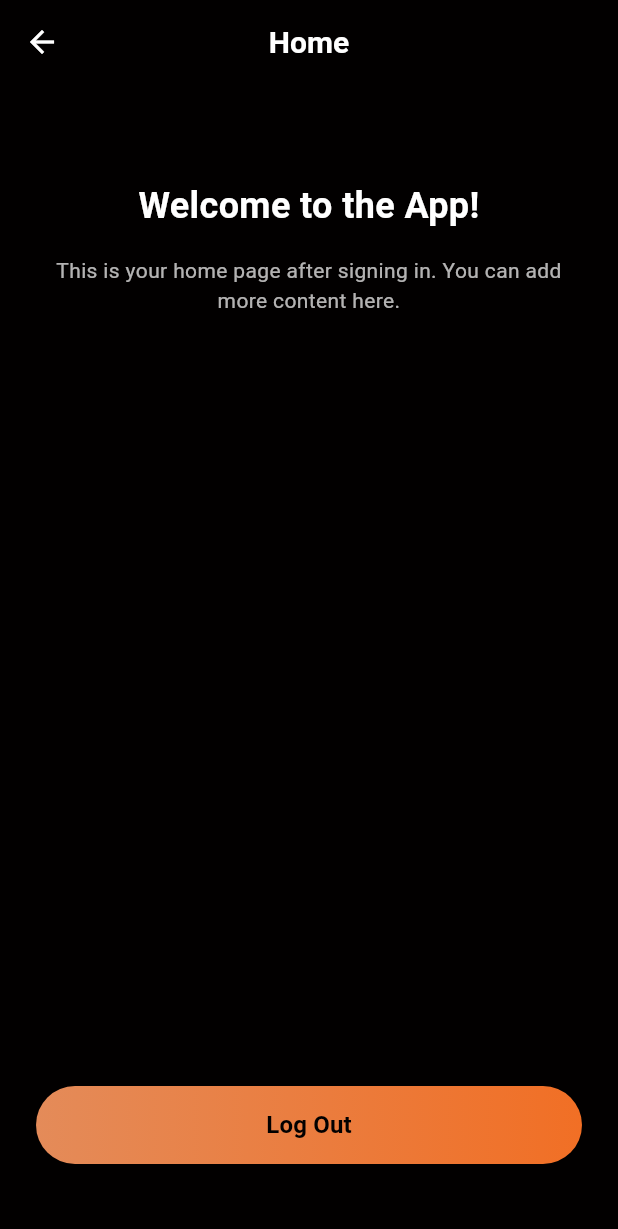
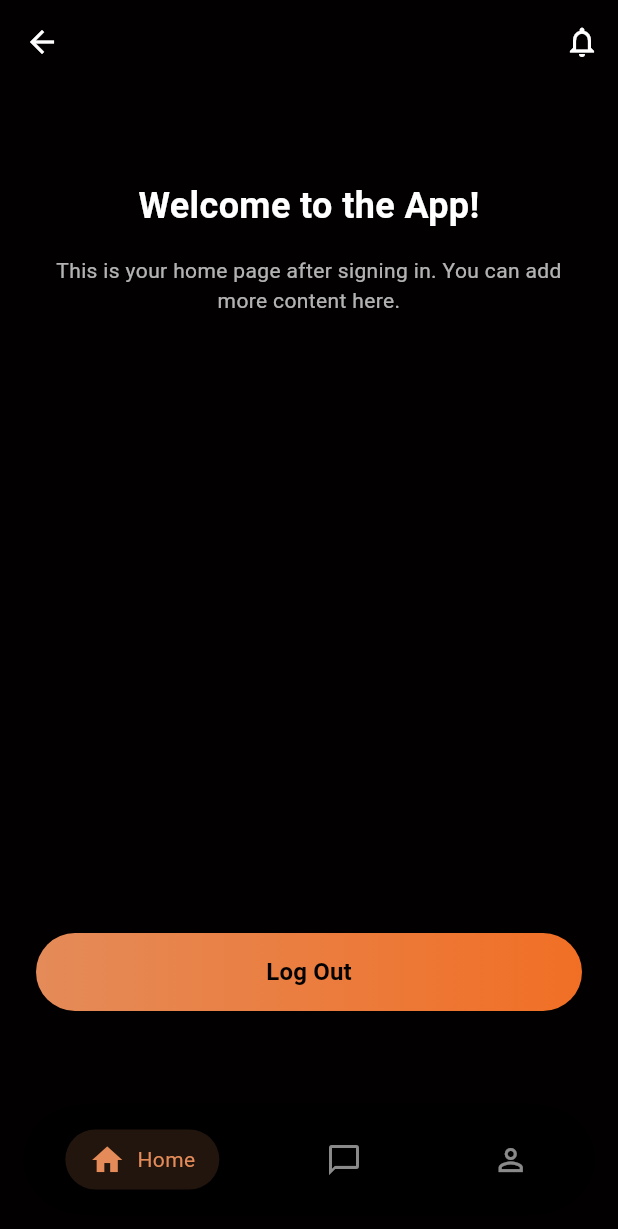
Before and after one commit to vigneshvickyr19/ME_-_YOU, a Flutter app: the screen it shows after launch, after a tap on "Sign up with Google", on a phone screen of 412 x 824 dp. Shown: the top 1229 px of the screen. Run offline on Flutter 3.47's test engine with Material 3 defaults, Android fonts, the phone set to English and light mode, and no system bars; our stand-ins replace flutter_svg; Roboto replaces fonts that are missing (Geologica).

Commit message:
feat(home): introduce HomeShellPage with bottom nav and tab-based navigation

```diff
--- a/lib/app.dart
+++ b/lib/app.dart
@@ -8,7 +8,7 @@ import 'features/auth/presentation/pages/forgotPassword_page.dart';
 import 'features/auth/presentation/pages/sign_up_page.dart';
 import 'features/auth/presentation/pages/verify_code_page.dart';
 import 'features/auth/presentation/pages/create_password_page.dart';
-import 'features/home/presentation/pages/home_page.dart';
+import 'features/home/presentation/pages/home_shell_page.dart';
 
 class MyApp extends StatelessWidget {
   const MyApp({super.key});
@@ -28,7 +28,7 @@ class MyApp extends StatelessWidget {
         AppRoutes.verifyCode: (_) => const VerifyCodePage(),
         AppRoutes.createPassword: (_) => const CreatePasswordPage(),
 
-        AppRoutes.home: (_) => const HomePage(),
+        AppRoutes.home: (_) => const HomeShellPage(),
       },
     );
   }
--- /dev/null
+++ b/lib/features/chat/presentation/pages/chat_page.dart
@@ -0,0 +1,13 @@
+import 'package:flutter/material.dart';
+import '../../../../core/constants/app_colors.dart';
+
+class ChatPage extends StatelessWidget {
+  const ChatPage({super.key});
+
+  @override
+  Widget build(BuildContext context) {
+    return const Center(
+      child: Text("Chat Page", style: TextStyle(color: AppColors.white)),
+    );
+  }
+}
--- /dev/null
+++ b/lib/features/home/presentation/controllers/home_navigation_controller.dart
@@ -0,0 +1,13 @@
+import 'package:flutter/material.dart';
+
+class HomeNavigationController extends ChangeNotifier {
+  int _index = 0;
+
+  int get index => _index;
+
+  void changeTab(int newIndex) {
+    if (_index == newIndex) return;
+    _index = newIndex;
+    notifyListeners();
+  }
+}
--- a/lib/features/home/presentation/pages/home_page.dart
+++ b/lib/features/home/presentation/pages/home_page.dart
@@ -9,19 +9,6 @@ class HomePage extends StatelessWidget {
   Widget build(BuildContext context) {
     return Scaffold(
       backgroundColor: AppColors.black,
-      appBar: AppBar(
-        backgroundColor: Colors.transparent,
-        elevation: 0,
-        title: const Text(
-          "Home",
-          style: TextStyle(
-            color: AppColors.white,
-            fontSize: 20,
-            fontWeight: FontWeight.bold,
-          ),
-        ),
-        centerTitle: true,
-      ),
       body: Padding(
         padding: const EdgeInsets.all(24.0),
         child: Column(
--- /dev/null
+++ b/lib/features/home/presentation/pages/home_shell_page.dart
@@ -0,0 +1,36 @@
+import 'package:flutter/material.dart';
+import 'package:me_and_you/features/home/presentation/pages/home_page.dart';
+import 'package:provider/provider.dart';
+import '../../../../core/constants/app_colors.dart';
+import '../../../chat/presentation/pages/chat_page.dart';
+import '../../../profile/presentation/pages/profile_page.dart';
+import '../controllers/home_navigation_controller.dart';
+import '../widgets/custom_bottom_nav.dart';
+import '../widgets/home_app_bar.dart';
+
+class HomeShellPage extends StatelessWidget {
+  const HomeShellPage({super.key});
+
+  @override
+  Widget build(BuildContext context) {
+    return ChangeNotifierProvider(
+      create: (_) => HomeNavigationController(),
+      child: Consumer<HomeNavigationController>(
+        builder: (_, controller, __) {
+          return Scaffold(
+            backgroundColor: AppColors.black,
+            appBar: const HomeAppBar(),
+            body: IndexedStack(
+              index: controller.index,
+              children: const [HomePage(), ChatPage(), ProfilePage()],
+            ),
+            bottomNavigationBar: CustomBottomNav(
+              currentIndex: controller.index,
+              onChanged: controller.changeTab,
+            ),
+          );
+        },
+      ),
+    );
+  }
+}
--- /dev/null
+++ b/lib/features/home/presentation/widgets/custom_bottom_nav.dart
@@ -0,0 +1,52 @@
+import 'package:flutter/material.dart';
+import '../../../../core/constants/app_colors.dart';
+import 'nav_item.dart';
+
+class CustomBottomNav extends StatelessWidget {
+  final int currentIndex;
+  final ValueChanged<int> onChanged;
+
+  const CustomBottomNav({
+    super.key,
+    required this.currentIndex,
+    required this.onChanged,
+  });
+
+  @override
+  Widget build(BuildContext context) {
+    return Container(
+      height: 70,
+      margin: const EdgeInsets.all(16),
+      decoration: BoxDecoration(
+        color: Colors.black,
+        borderRadius: BorderRadius.circular(40),
+        boxShadow: [
+          BoxShadow(color: Colors.black.withOpacity(0.6), blurRadius: 20),
+        ],
+      ),
+      child: Row(
+        mainAxisAlignment: MainAxisAlignment.spaceAround,
+        children: [
+          NavItem(
+            icon: Icons.home,
+            label: "Home",
+            isActive: currentIndex == 0,
+            onTap: () => onChanged(0),
+          ),
+          NavItem(
+            icon: Icons.chat_bubble_outline,
+            label: "Chat",
+            isActive: currentIndex == 1,
+            onTap: () => onChanged(1),
+          ),
+          NavItem(
+            icon: Icons.person_outline,
+            label: "Profile",
+            isActive: currentIndex == 2,
+            onTap: () => onChanged(2),
+          ),
+        ],
+      ),
+    );
+  }
+}
--- /dev/null
+++ b/lib/features/home/presentation/widgets/home_app_bar.dart
@@ -0,0 +1,23 @@
+import 'package:flutter/material.dart';
+import '../../../../core/constants/app_colors.dart';
+
+class HomeAppBar extends StatelessWidget implements PreferredSizeWidget {
+  const HomeAppBar({super.key});
+
+  @override
+  Widget build(BuildContext context) {
+    return AppBar(
+      backgroundColor: Colors.transparent,
+      elevation: 0,
+      actions: [
+        IconButton(
+          icon: const Icon(Icons.notifications_none, color: AppColors.white),
+          onPressed: () {},
+        ),
+      ],
+    );
+  }
+
+  @override
+  Size get preferredSize => const Size.fromHeight(kToolbarHeight);
+}
--- /dev/null
+++ b/lib/features/home/presentation/widgets/nav_item.dart
@@ -0,0 +1,43 @@
+import 'package:flutter/material.dart';
+import '../../../../core/constants/app_colors.dart';
+
+class NavItem extends StatelessWidget {
+  final IconData icon;
+  final String label;
+  final bool isActive;
+  final VoidCallback onTap;
+
+  const NavItem({
+    super.key,
+    required this.icon,
+    required this.label,
+    required this.isActive,
+    required this.onTap,
+  });
+
+  @override
+  Widget build(BuildContext context) {
+    return GestureDetector(
+      onTap: onTap,
+      child: AnimatedContainer(
+        duration: const Duration(milliseconds: 250),
+        padding: const EdgeInsets.symmetric(horizontal: 16, vertical: 8),
+        decoration: BoxDecoration(
+          color: isActive
+              ? AppColors.primary.withOpacity(0.15)
+              : Colors.transparent,
+          borderRadius: BorderRadius.circular(30),
+        ),
+        child: Row(
+          children: [
+            Icon(icon, color: isActive ? AppColors.primary : Colors.white54),
+            if (isActive) ...[
+              const SizedBox(width: 8),
+              Text(label, style: const TextStyle(color: AppColors.primary)),
+            ],
+          ],
+        ),
+      ),
+    );
+  }
+}
--- /dev/null
+++ b/lib/features/profile/presentation/pages/profile_page.dart
@@ -0,0 +1,13 @@
+import 'package:flutter/material.dart';
+import '../../../../core/constants/app_colors.dart';
+
+class ProfilePage extends StatelessWidget {
+  const ProfilePage({super.key});
+
+  @override
+  Widget build(BuildContext context) {
+    return const Center(
+      child: Text("Profile Page", style: TextStyle(color: AppColors.white)),
+    );
+  }
+}
--- a/pubspec.yaml
+++ b/pubspec.yaml
@@ -35,7 +35,7 @@ dependencies:
   # Use with the CupertinoIcons class for iOS style icons.
   cupertino_icons: ^1.0.8
   flutter_svg: ^2.0.9
-
+  provider: ^6.0.5
 
 dev_dependencies:
   flutter_test:
```
Also changed, not shown: pubspec.lock.
